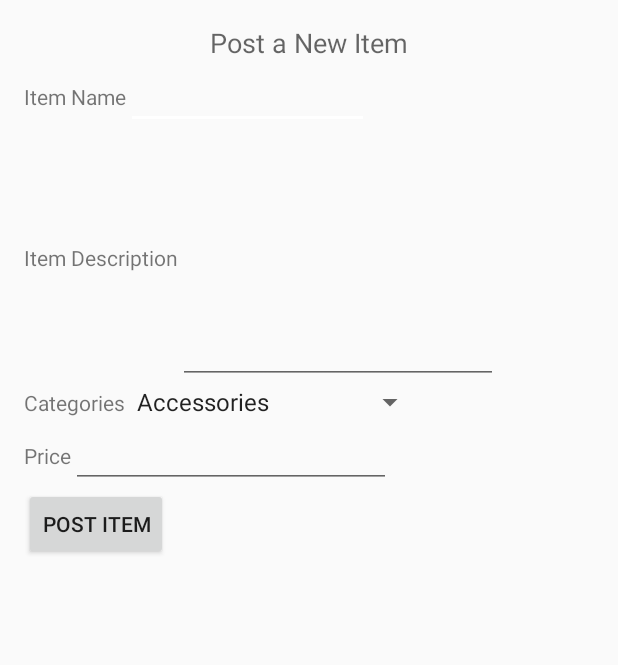
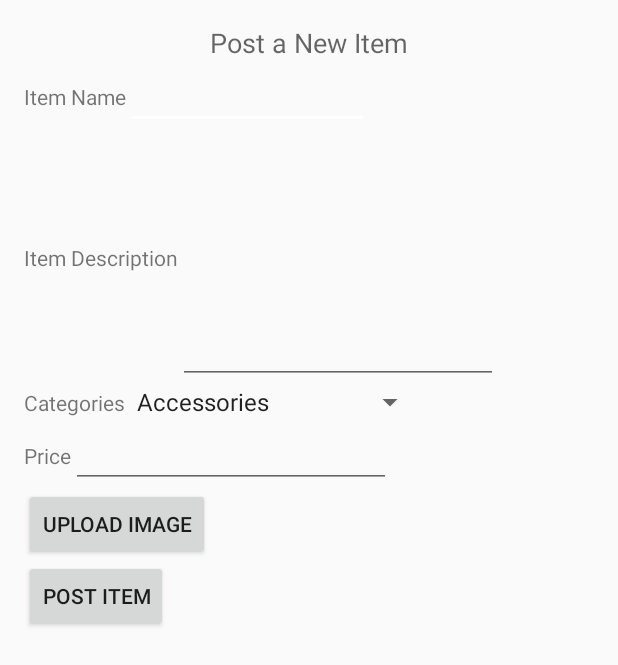
Before and after one commit to shumarvin/GauchoSell, an Android app: the PostItemActivity screen opened directly, with no data from a screen before it, on a phone screen of 412 x 824 dp. Shown: the top 665 px of the screen. Run offline under Robolectric (Android 15) with nearby library versions, the phone set to English and light mode, and no system bars; 3 statements that could not run were skipped.

Commit message:
added upload image button to postItem view

```diff
--- a/app/src/main/res/layout/activity_post_item.xml
+++ b/app/src/main/res/layout/activity_post_item.xml
@@ -107,7 +107,13 @@
     <Button
         android:layout_width="wrap_content"
         android:layout_height="wrap_content"
+        android:text="Upload Image"
+        android:id="@+id/uploadImage" />
+
+    <Button
+        android:layout_width="wrap_content"
+        android:layout_height="wrap_content"
         android:text="Post Item"
-        android:id="@+id/button" />
+        android:id="@+id/postItem" />
 
 </LinearLayout>
```
